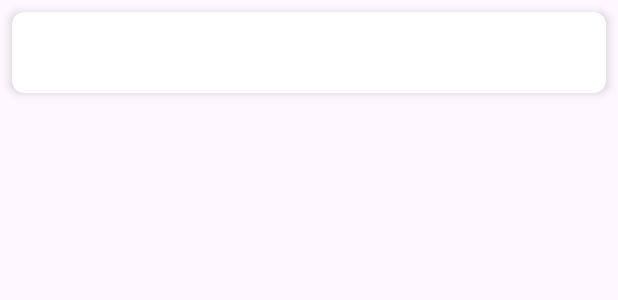
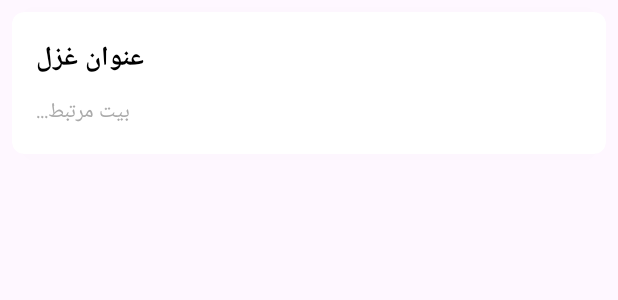
Before and after one commit to farhadjam-dev/Persian.Literature, an Android app: the layout item_search_result.xml on its own in the app's theme, with its tools: preview values and no code run, on a phone screen of 412 x 824 dp. Shown: the top 300 px of the screen. Run offline under Robolectric (Android 15) with nearby library versions, the light colour scheme and no system bars.

Commit message:
تغییرات سرچ و منو کشویی و علاقع مندی ها تکمیل شد

```diff
--- a/app/src/main/res/layout/item_search_result.xml
+++ b/app/src/main/res/layout/item_search_result.xml
@@ -9,11 +9,30 @@
     app:cardCornerRadius="8dp"
     app:cardElevation="4dp">
 
-    <TextView
-        android:id="@+id/poem_text"
+    <LinearLayout
         android:layout_width="match_parent"
         android:layout_height="wrap_content"
-        android:padding="16dp"
-        android:textSize="16sp"
-        android:textColor="@android:color/black"/>
+        android:orientation="vertical"
+        android:padding="16dp">
+
+        <!-- عنوان غزل -->
+        <TextView
+            android:id="@+id/poem_title"
+            android:layout_width="wrap_content"
+            android:layout_height="wrap_content"
+            android:text="عنوان غزل"
+            android:textSize="18sp"
+            android:textStyle="bold"
+            android:textColor="@android:color/black"/>
+
+        <!-- بیت مرتبط -->
+        <TextView
+            android:id="@+id/poem_verse"
+            android:layout_width="wrap_content"
+            android:layout_height="wrap_content"
+            android:text="بیت مرتبط..."
+            android:textSize="14sp"
+            android:textColor="@android:color/darker_gray"
+            android:paddingTop="8dp"/>
+    </LinearLayout>
 </androidx.cardview.widget.CardView>
```
Also changed, not shown: app/src/main/java/com/jamlab/adab/MainActivity.java (+24 -84 lines), app/src/main/java/search/SearchResultAdapter.java (+27 -6 lines), app/src/main/java/search/SearchResultsActivity.java (+19 -8 lines).
